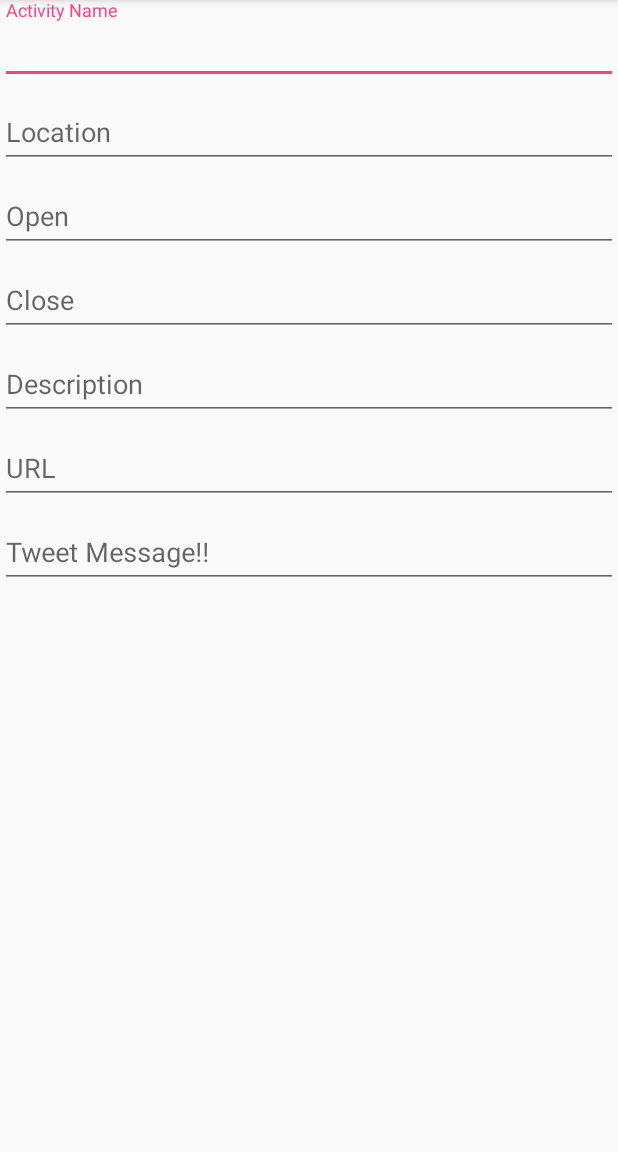
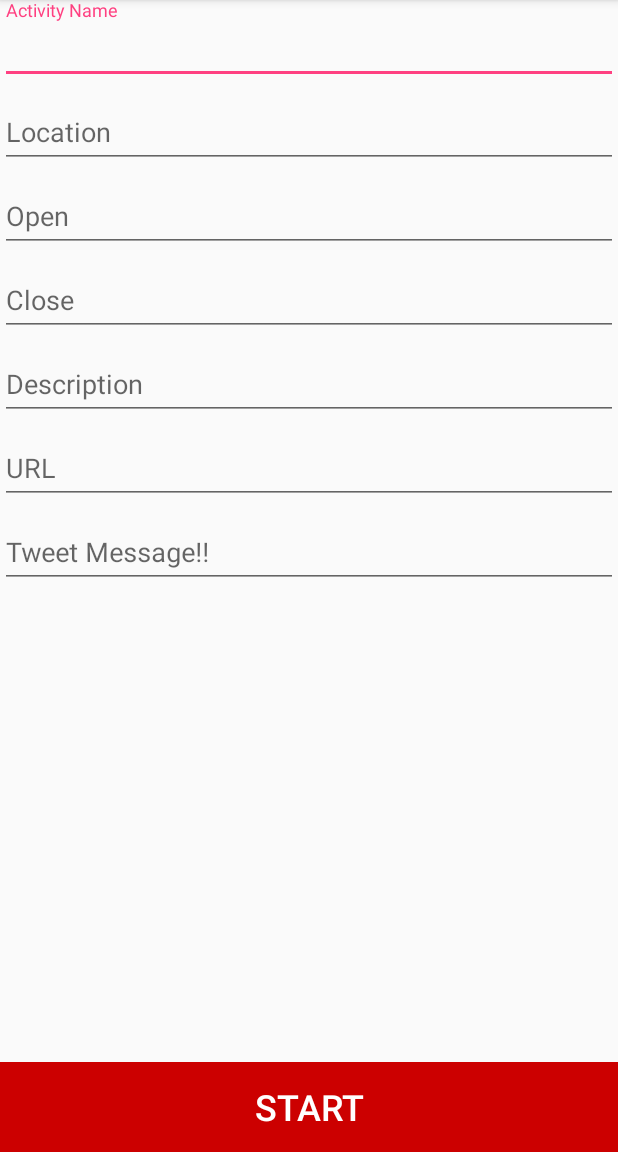
Before and after one commit to JunichiYukawa/airline, an Android app: the fragment SetupFragment shown on its own in the app's theme, on a phone screen of 412 x 824 dp, the part 84-1236 px from its top. Run offline under Robolectric (Android 15) with nearby library versions, the phone set to English and light mode, and no system bars; our stand-ins replace ButterKnife.

```diff
--- a/app/src/main/res/layout/activity_main.xml
+++ b/app/src/main/res/layout/activity_main.xml
@@ -6,7 +6,7 @@
     tools:context=".activity.MainActivity">
 
     <RelativeLayout
-        android:id="@+id/home_layout"
+        android:id="@+id/fragment_layout"
         android:layout_width="match_parent"
         android:layout_height="match_parent">
     </RelativeLayout>
--- a/app/src/main/res/layout/fragment_setup.xml
+++ b/app/src/main/res/layout/fragment_setup.xml
@@ -1,8 +1,13 @@
 <?xml version="1.0" encoding="utf-8"?>
-<LinearLayout xmlns:android="http://schemas.android.com/apk/res/android"
-    android:orientation="vertical" android:layout_width="match_parent"
+<RelativeLayout xmlns:android="http://schemas.android.com/apk/res/android"
+    android:layout_width="match_parent"
     android:layout_height="match_parent">
 
+    <LinearLayout
+        android:layout_width="match_parent"
+        android:layout_height="match_parent"
+        android:layout_alignParentTop="true"
+        android:orientation="vertical">
         <android.support.design.widget.TextInputLayout
             android:id="@+id/textinput_activity_name"
             android:layout_width="match_parent"
@@ -36,6 +41,8 @@
                 android:layout_width="match_parent"
                 android:layout_height="wrap_content"
                 android:hint="@string/activity_startdate_hint"
+                android:focusable="false"
+                android:focusableInTouchMode="false"
                 android:inputType="datetime" />
         </android.support.design.widget.TextInputLayout>
 
@@ -48,6 +55,8 @@
                 android:layout_width="match_parent"
                 android:layout_height="wrap_content"
                 android:hint="@string/activity_enddate_hint"
+                android:focusable="false"
+                android:focusableInTouchMode="false"
                 android:inputType="datetime" />
         </android.support.design.widget.TextInputLayout>
 
@@ -60,7 +69,7 @@
                 android:layout_width="match_parent"
                 android:layout_height="wrap_content"
                 android:hint="@string/activity_description_hint"
-            android:inputType="textImeMultiLine" />
+                android:inputType="textMultiLine" />
         </android.support.design.widget.TextInputLayout>
 
         <android.support.design.widget.TextInputLayout
@@ -84,7 +93,28 @@
                 android:layout_width="match_parent"
                 android:layout_height="wrap_content"
                 android:hint="@string/activity_template_hint"
-            android:inputType="text" />
+                android:inputType="textMultiLine" />
         </android.support.design.widget.TextInputLayout>
+    </LinearLayout>
+
+    <LinearLayout
+        android:orientation="vertical"
+        android:layout_width="match_parent"
+        android:layout_height="60dp"
+        android:layout_alignParentBottom="true"
+        android:layout_centerHorizontal="true"
+        android:layout_alignParentEnd="true">
+
+        <android.support.v7.widget.AppCompatButton
+            android:id="@+id/start_button"
+            android:layout_width="match_parent"
+            android:layout_height="match_parent"
+            android:layout_gravity="center"
+            android:textSize="24sp"
+            android:background="@android:color/holo_red_dark"
+            android:textColor="@android:color/white"
+            android:text="Start" />
 
     </LinearLayout>
+
+</RelativeLayout>
```
Also changed, not shown: app/src/main/java/info/vourja/airline/activity/MainActivity.java (+1 -16 lines), app/src/main/java/info/vourja/airline/fragment/DateTimeDialogFragment.java (added, +93 -0 lines), app/src/main/java/info/vourja/airline/fragment/SetupFragment.java (+21 -0 lines), app/src/main/java/info/vourja/airline/fragment/homeFragment.java (+11 -1 lines), app/src/main/java/info/vourja/airline/util/CustomTimePickerDialog.java (added, +65 -0 lines), app/src/main/java/info/vourja/airline/util/datetime.java (added, +46 -0 lines), app/src/main/res/layout/dialog_datetime.xml (added, +23 -0 lines), app/src/main/res/layout/fragment_home.xml (+4 -3 lines). Lines whose indentation alone changed are shown as unchanged.
